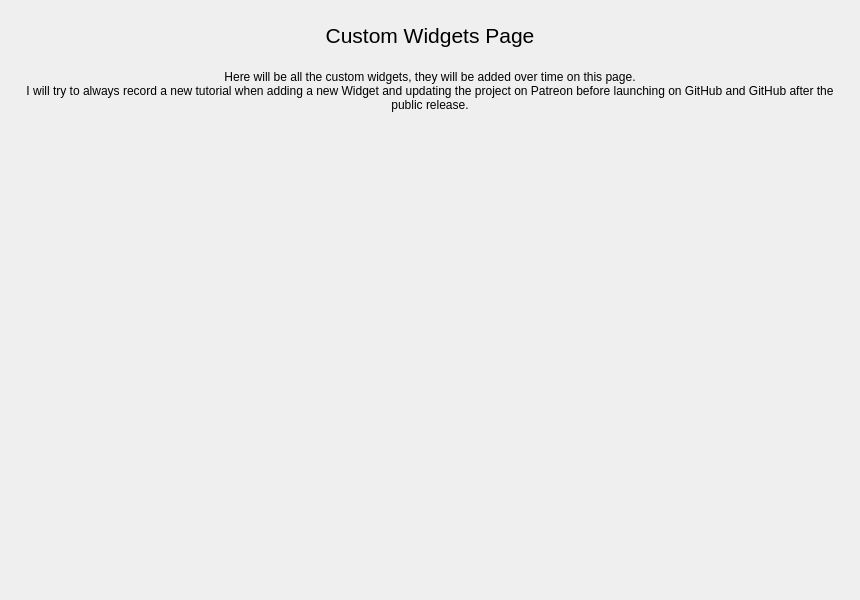
pinyinjj/wow_rotation_helper, file gui/uis/pages/main_pages.ui: the form before one commit.
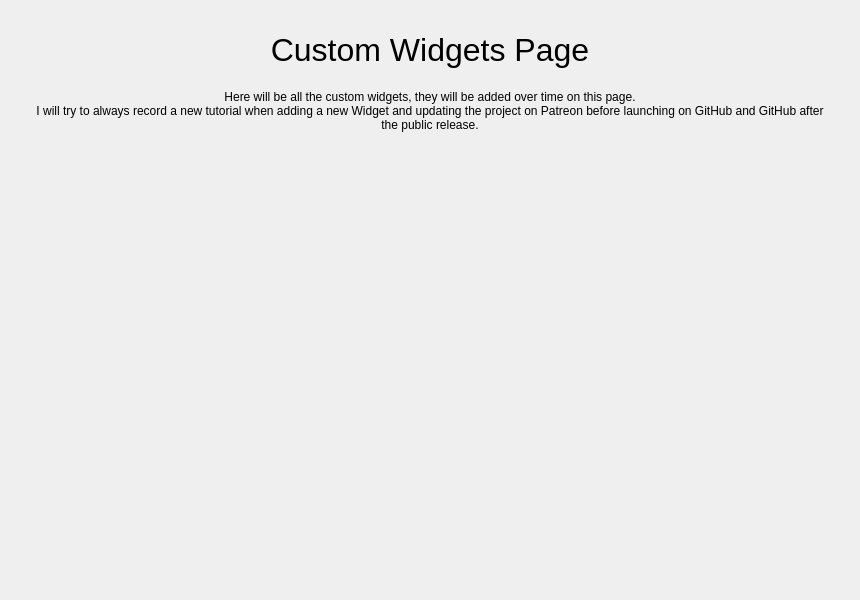
The form after the commit. The open tabs and pages were chosen to show the change.

```diff
--- a/gui/uis/pages/main_pages.ui
+++ b/gui/uis/pages/main_pages.ui
@@ -15,19 +15,19 @@
   </property>
   <layout class="QVBoxLayout" name="main_pages_layout">
    <property name="spacing">
-    <number>0</number>
+    <number>10</number>
    </property>
    <property name="leftMargin">
-    <number>5</number>
+    <number>10</number>
    </property>
    <property name="topMargin">
-    <number>5</number>
+    <number>10</number>
    </property>
    <property name="rightMargin">
-    <number>5</number>
+    <number>10</number>
    </property>
    <property name="bottomMargin">
-    <number>5</number>
+    <number>10</number>
    </property>
    <item>
     <widget class="QStackedWidget" name="pages">
@@ -147,19 +147,19 @@
      <widget class="QWidget" name="page_2">
       <layout class="QVBoxLayout" name="page_2_layout">
        <property name="spacing">
-        <number>5</number>
+        <number>10</number>
        </property>
        <property name="leftMargin">
-        <number>5</number>
+        <number>10</number>
        </property>
        <property name="topMargin">
-        <number>5</number>
+        <number>10</number>
        </property>
        <property name="rightMargin">
-        <number>5</number>
+        <number>10</number>
        </property>
        <property name="bottomMargin">
-        <number>5</number>
+        <number>10</number>
        </property>
        <item>
         <widget class="QScrollArea" name="scroll_area">
@@ -192,19 +192,19 @@
           </property>
           <layout class="QVBoxLayout" name="verticalLayout">
            <property name="spacing">
-            <number>15</number>
+            <number>20</number>
            </property>
            <property name="leftMargin">
-            <number>5</number>
+            <number>10</number>
            </property>
            <property name="topMargin">
-            <number>5</number>
+            <number>10</number>
            </property>
            <property name="rightMargin">
-            <number>5</number>
+            <number>10</number>
            </property>
            <property name="bottomMargin">
-            <number>5</number>
+            <number>10</number>
            </property>
            <item>
             <widget class="QLabel" name="title_label">
@@ -220,7 +220,7 @@
               </font>
              </property>
              <property name="styleSheet">
-              <string notr="true">font-size: 16pt</string>
+              <string notr="true">font-size: 24pt</string>
              </property>
              <property name="text">
               <string>Custom Widgets Page</string>
```
Left out of the diff: 14 changed lines with no effect on the pictures.
